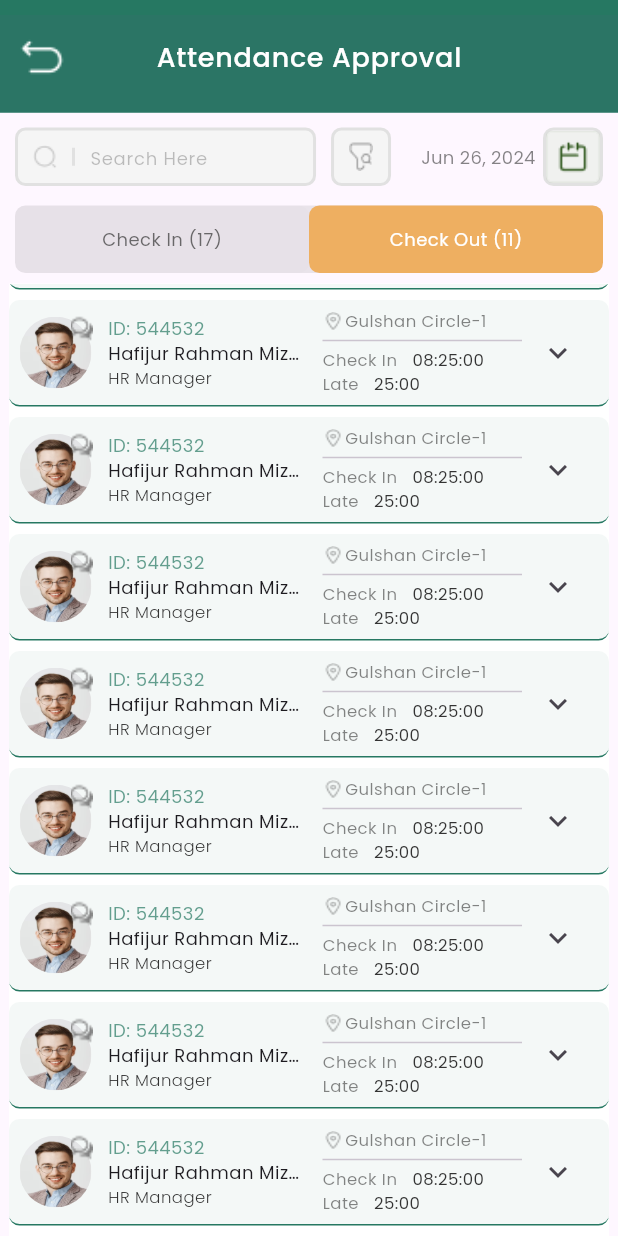
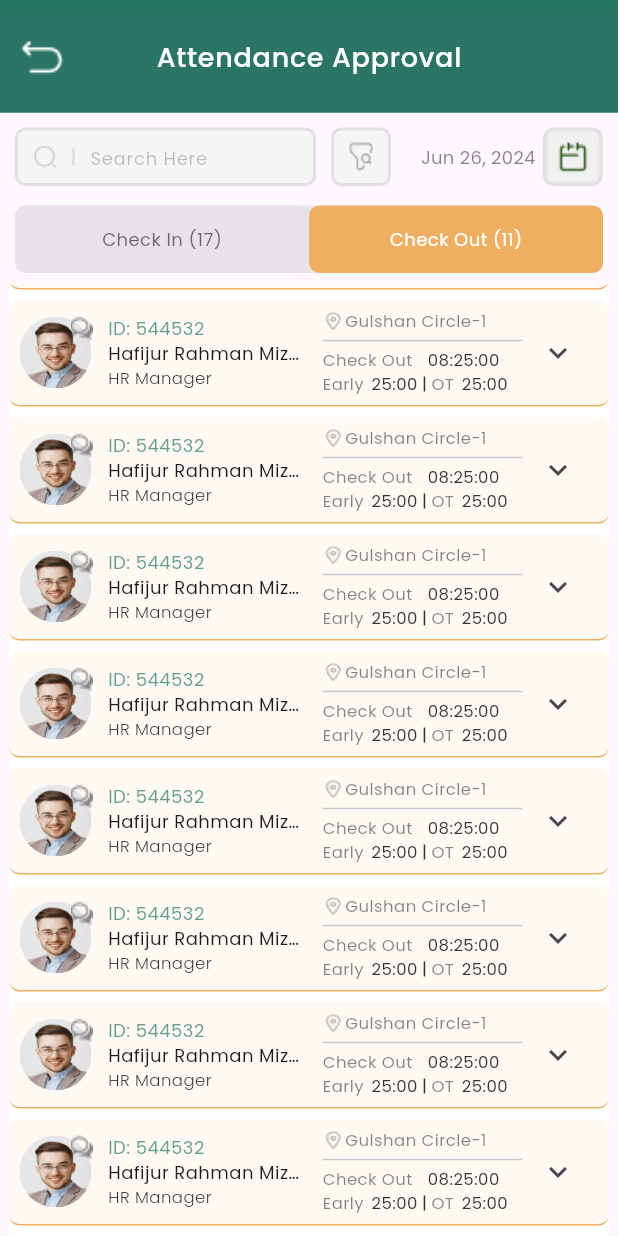
Before and after one commit to jibika52/jibika_plexus, a Flutter app: the HomeFirstPartComponentAttendance screen opened directly, scrolled down 145 dp, after a tap on "Check Out (11)", on a phone screen of 412 x 824 dp. Run offline on Flutter 3.47's test engine with Material 3 defaults, Android fonts, the phone set to English and light mode, and no system bars; our stand-ins replace animated_notch_bottom_bar, country_picker, fl_chart, flutter_svg, get_storage, google_fonts and 3 more; accounts and stored records are empty; statements that could not run were skipped; project files that could hold a hidden picture were left out.

Commit message:
done Attendance check out part

```diff
--- a/lib/View/HomeScreen/HomeComponent/HomeFirstPartComponent/HomeFirstPartComponentAttendence/home_first_part_component_attendence.dart
+++ b/lib/View/HomeScreen/HomeComponent/HomeFirstPartComponent/HomeFirstPartComponentAttendence/home_first_part_component_attendence.dart
@@ -29,6 +29,7 @@ class _HomeFirstPartComponentAttendanceState extends State<HomeFirstPartComponen
   String ? getindex;
   @override
   Widget build(BuildContext context) {
+    final isChekin=Provider.of<CounterProvider>(context).isCheckIn;
     double h=MediaQuery.of(context).size.height;
     double w=MediaQuery.of(context).size.width;
     return Scaffold(
@@ -189,7 +190,9 @@ class _HomeFirstPartComponentAttendanceState extends State<HomeFirstPartComponen
                               child: InkWell(
                                 onTap: () {
                                   value.clickout();
-                                  animatedheight=0;
+                                  setState(() {
+                                    animatedheight=0;
+                                  });
                                 },
                                 child: Container(
                                   height: 50,
@@ -239,8 +242,8 @@ class _HomeFirstPartComponentAttendanceState extends State<HomeFirstPartComponen
                        decoration: BoxDecoration(
                            borderRadius: BorderRadius.all( Radius.circular(7)),
                            //  color: Color(0xffF3FCFB)
-                           color: CustomButtonColor.withOpacity(0.05),
-                           border: Border(bottom: BorderSide(color:  CustomButtonColor))
+                           color:isChekin==false?  CheckOutColor.withOpacity(0.08) : CustomButtonColor.withOpacity(0.05),
+                           border: Border(bottom: BorderSide( color:isChekin==false?CheckOutColor:  CustomButtonColor))
                        ),
                        margin: EdgeInsets.only(bottom: 7),
                        child: Column(
@@ -284,7 +287,7 @@ class _HomeFirstPartComponentAttendanceState extends State<HomeFirstPartComponen
                                          child: CustomImageSction(height: 50, width: 50, radius: 1, image: "Assets/DrawerImage/testperson.png")
                                      ),
                                    ),
-                                   Positioned(
+                                   selectedindex==index || getindex==0? Container():  Positioned(
                                        right: 0,
                                        child: CustomImageSction(height: 18, width: 15, radius: 1, image: "Assets/DrawerImage/chat.png"))
 
@@ -326,18 +329,32 @@ class _HomeFirstPartComponentAttendanceState extends State<HomeFirstPartComponen
                                        ),
                                        Row(
                                          children: [
-                                           ColorCustomText(fontSize: 11, fontWeight: FontWeight.w400, text: "Check In", letterSpacing: 0.3, textColor: Main_Theme_textColor.withOpacity(0.6),),
+                                           ColorCustomText(fontSize: 11, fontWeight: FontWeight.w400, text:isChekin==false?"Check Out": "Check In", letterSpacing: 0.3, textColor: Main_Theme_textColor.withOpacity(0.6),),
                                            SizedBox(width: 10,),
                                            CustomText(fontSize: 11, fontWeight: FontWeight.w400, text: "08:25:00", letterSpacing: 0.3, ),
                                          ],
                                        ),
                                        Row(
                                          children: [
-                                           ColorCustomText(fontSize: 11, fontWeight: FontWeight.w400, text: "Late", letterSpacing: 0.3, textColor: Main_Theme_textColor.withOpacity(0.6),),
-                                           SizedBox(width: 10,),
+                                           ColorCustomText(fontSize: 11, fontWeight: FontWeight.w400, text:isChekin==false?"Early" :"Late", letterSpacing: 0.3, textColor: Main_Theme_textColor.withOpacity(0.6),),
+                                           SizedBox(width: 5,),
                                            CustomText(fontSize: 11, fontWeight: FontWeight.w400, text: "25:00", letterSpacing: 0.3, ),
+                                           SizedBox(width: 4,),
+
+                                           isChekin==false?  Container(height: 10,width: 1,color: Main_Theme_textColor,):Container(),
+                                           SizedBox(width: 4,),
+
+                                           isChekin==false? Row(
+                                             children: [
+                                               ColorCustomText(fontSize: 11, fontWeight: FontWeight.w400, text:"OT", letterSpacing: 0.3, textColor: Main_Theme_textColor.withOpacity(0.6),),
+                                               SizedBox(width: 5,),
+                                               CustomText(fontSize: 11, fontWeight: FontWeight.w400, text: "25:00", letterSpacing: 0.3, ),
+                                             ],
+                                           ):Container(),
+
                                          ],
                                        ),
+
                                      ],
                                    )
                                ),
--- a/lib/main.dart
+++ b/lib/main.dart
@@ -40,15 +40,13 @@ class MyApp extends StatelessWidget {
       //  home:TEstHeroAnimation(),
       //     home:CompanyRegistrationScreen(),
       //   home:BootomNatchBarScreen(),
-      // home:HomeFirstPartComponentAttendance(),
-
-
+      //  home:HomeFirstPartComponentAttendance(),
       /// ----------Home---------///
       //    home:HomeScreen(),
       /// ----------Home---------///
 
       /// ----------SplashScreen---------///
-         home:MainSplashPageViewScreen(),
+      home:MainSplashPageViewScreen(),
       /// ----------SplashScreen---------///
 
     ),
```
